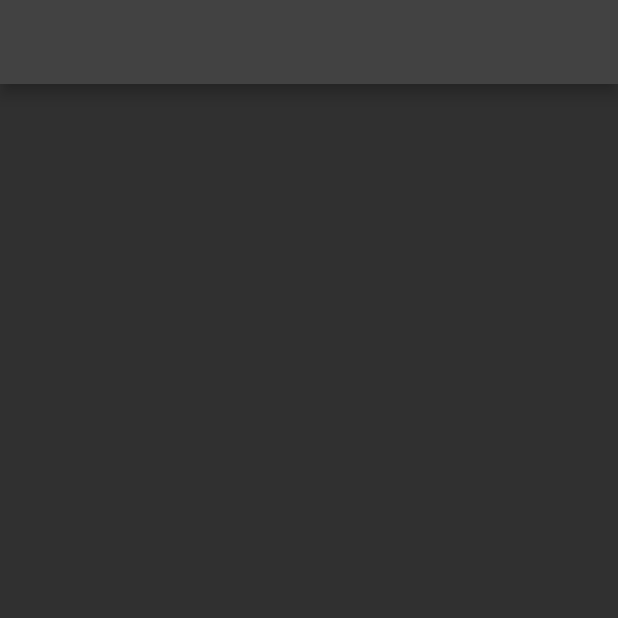
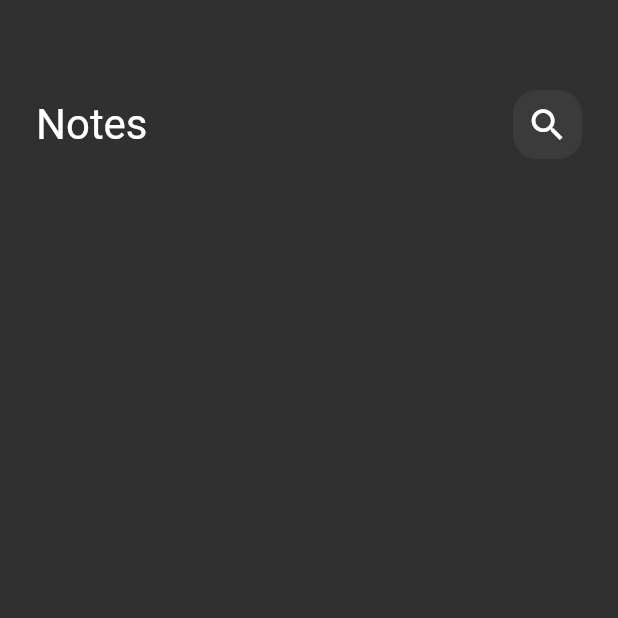
Before and after one commit to EslamElkurdi/notes_app, a Flutter app: the screen it shows after launch, on a phone screen of 412 x 824 dp, the top half of it. Run offline on Flutter 3.47's test engine with Material 2 defaults, Android fonts, the phone set to English and light mode, and no system bars.

Commit message:
create app bar that include search icon and text

```diff
--- a/lib/views/notes_view.dart
+++ b/lib/views/notes_view.dart
@@ -1,12 +1,13 @@
 import 'package:flutter/material.dart';
+import 'package:to_do_app/views/widgets/notes_view_body.dart';
 
 class NotesView extends StatelessWidget {
   const NotesView({Key? key}) : super(key: key);
 
   @override
   Widget build(BuildContext context) {
-    return Scaffold(
-      appBar: AppBar(),
+    return const Scaffold(
+      body: NotesViewBody(),
 
     );
   }
--- /dev/null
+++ b/lib/views/widgets/custom_app_bar.dart
@@ -0,0 +1,24 @@
+import 'package:flutter/material.dart';
+
+import 'custom_serarch_icon.dart';
+
+class CustomAppBar extends StatelessWidget {
+  const CustomAppBar({Key? key}) : super(key: key);
+
+  @override
+  Widget build(BuildContext context) {
+    return Row(
+      children:const [
+        Text(
+            "Notes",
+          style: TextStyle(
+            fontSize: 28.0
+          ),
+
+        ),
+        Spacer(),
+        CustomSearchIcon()
+      ],
+    );
+  }
+}
--- /dev/null
+++ b/lib/views/widgets/custom_serarch_icon.dart
@@ -0,0 +1,25 @@
+import 'package:flutter/material.dart';
+
+class CustomSearchIcon extends StatelessWidget {
+  const CustomSearchIcon({Key? key}) : super(key: key);
+
+  @override
+  Widget build(BuildContext context) {
+    return Container(
+      height: 46.0,
+      width: 46.0,
+      decoration: BoxDecoration(
+          color: Colors.white.withOpacity(0.05),
+          borderRadius: BorderRadius.circular(16)
+
+      ),
+      child:const Center(
+        child: Icon(
+          Icons.search,
+          size: 28,
+        ),
+      ),
+
+    );
+  }
+}
--- /dev/null
+++ b/lib/views/widgets/notes_view_body.dart
@@ -0,0 +1,23 @@
+import 'package:flutter/material.dart';
+import 'package:to_do_app/views/widgets/custom_app_bar.dart';
+
+class NotesViewBody extends StatelessWidget {
+  const NotesViewBody({Key? key}) : super(key: key);
+
+  @override
+  Widget build(BuildContext context) {
+    return Padding(
+      padding: const EdgeInsets.symmetric(
+        horizontal: 24.0
+      ),
+      child: Column(
+        children:const [
+          SizedBox(
+            height: 60.0,
+          ),
+            CustomAppBar(),
+        ],
+      ),
+    );
+  }
+}
```
